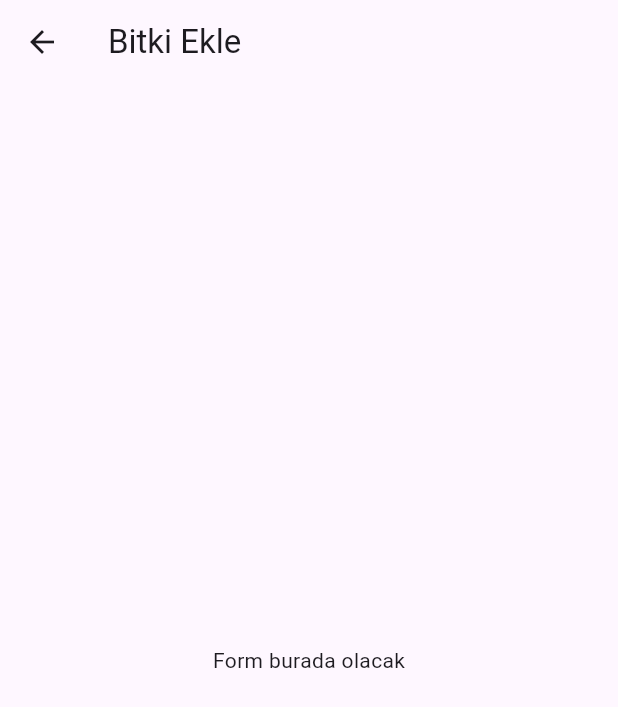
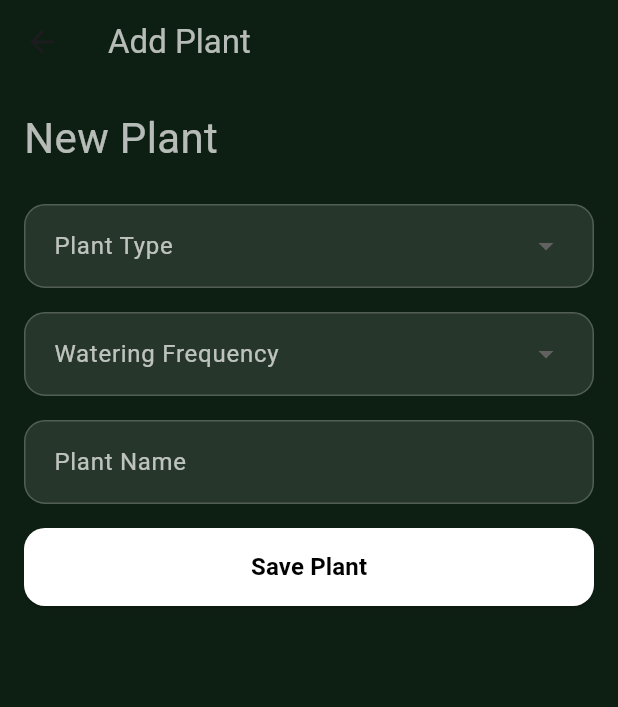
Before and after one commit to bsaltalii/plant_disease_detector_app, a Flutter app: the AddPlantPage screen opened directly, on a phone screen of 412 x 824 dp. Shown: the top 707 px of the screen. Run offline on Flutter 3.47's test engine with Material 3 defaults, Android fonts, the phone set to English and light mode, and no system bars; our stand-ins replace dropdown_button2, lottie, supabase_flutter; accounts and stored records are empty; project files that could hold a hidden picture were left out.

Commit message:
Add plant creation form and input widgets
Introduced AddPlantPage with form fields for plant type, watering frequency, and name, including Supabase integration for saving plants. Added reusable CustomInput widget supporting dropdowns, replaced field.dart with login_register_input.dart, and updated references in auth screens. Updated dependencies to include dropdown_button2 and made minor UI adjustments.

```diff
--- a/lib/features/auth/login_screen.dart
+++ b/lib/features/auth/login_screen.dart
@@ -4,7 +4,7 @@ import 'package:plant_disease_detector_app/features/auth/register_screen.dart';
 import 'package:plant_disease_detector_app/widgets/custom_button.dart';
 import '../../data/auth_repository.dart';
 import '../home/home_screen.dart';
-import '../../widgets/field.dart';
+import '../../widgets/login_register_input.dart';
 import '../../widgets/social_button.dart';
 import '../../core/responsive.dart';
 
--- a/lib/features/auth/register_screen.dart
+++ b/lib/features/auth/register_screen.dart
@@ -3,7 +3,7 @@ import 'package:plant_disease_detector_app/widgets/custom_button.dart';
 import 'package:supabase_flutter/supabase_flutter.dart';
 import 'package:lottie/lottie.dart';
 import 'login_screen.dart';
-import '../../widgets/field.dart';
+import '../../widgets/login_register_input.dart';
 import '../../core/responsive.dart';
 
 class RegisterScreen extends StatefulWidget {
--- a/lib/features/home/home_screen.dart
+++ b/lib/features/home/home_screen.dart
@@ -1,4 +1,5 @@
 import 'package:flutter/material.dart';
+import 'package:plant_disease_detector_app/features/plants/add_plant_page.dart';
 import 'package:plant_disease_detector_app/widgets/plant_animation.dart';
 import 'package:supabase_flutter/supabase_flutter.dart';
 import '../auth/login_screen.dart';
@@ -167,7 +168,9 @@ class _HomeScreenState extends State<HomeScreen> {
                           ActionCard(
                             icon: Icons.add_circle,
                             title: "Add plant",
-                            onTap: () {},
+                            onTap: () {
+                              Navigator.push(context, MaterialPageRoute(builder: (_) => AddPlantPage()));
+                            },
                           ),
                           ActionCard(
                             icon: Icons.camera_alt,
--- a/lib/features/plants/add_plant_page.dart
+++ b/lib/features/plants/add_plant_page.dart
@@ -1,10 +1,129 @@
 import 'package:flutter/material.dart';
+import 'package:supabase_flutter/supabase_flutter.dart';
+import '../../widgets/custom_button.dart';
+import '../../widgets/custom_input.dart';
 
-class AddPlantPage extends StatelessWidget {
+class AddPlantPage extends StatefulWidget {
   const AddPlantPage({super.key});
+
   @override
-  Widget build(BuildContext context) => Scaffold(
-    appBar: AppBar(title: Text('Bitki Ekle')),
-    body: Center(child: Text('Form burada olacak')),
-  );
+  State<AddPlantPage> createState() => _AddPlantPageState();
 }
+
+class _AddPlantPageState extends State<AddPlantPage> {
+  final _nameController = TextEditingController();
+  String? _selectedType;
+  int? _wateringFrequency;
+  bool _loading = false;
+
+  Future<void> _savePlant() async {
+    if (_nameController.text.isEmpty ||
+        _selectedType == null ||
+        _wateringFrequency == null) {
+      ScaffoldMessenger.of(context).showSnackBar(
+        const SnackBar(content: Text("Please fill all fields")),
+      );
+      return;
+    }
+
+    setState(() => _loading = true);
+
+    try {
+      final supabase = Supabase.instance.client;
+      final userId = supabase.auth.currentUser!.id;
+
+      await supabase.from('plants').insert({
+        'user_id': userId,
+        'name': _nameController.text,
+        'type': _selectedType,
+        'watering_frequency': _wateringFrequency,
+        'created_at': DateTime.now().toIso8601String(),
+      });
+
+      if (mounted) {
+        ScaffoldMessenger.of(context).showSnackBar(
+          const SnackBar(content: Text("Plant added successfully!")),
+        );
+        Navigator.pop(context);
+      }
+    } catch (e) {
+      debugPrint("Error inserting plant: $e");
+      ScaffoldMessenger.of(context).showSnackBar(
+        const SnackBar(content: Text("Failed to add plant")),
+      );
+    } finally {
+      setState(() => _loading = false);
+    }
+  }
+
+  @override
+  Widget build(BuildContext context) {
+    return Scaffold(
+      backgroundColor: const Color(0xFF0D1F12),
+      appBar: AppBar(
+        backgroundColor: const Color(0xFF0D1F12),
+        elevation: 0,
+        title: const Text("Add Plant", style: TextStyle(color: Colors.white70)),
+      ),
+      body: Padding(
+        padding: const EdgeInsets.all(16),
+        child: Column(
+          crossAxisAlignment: CrossAxisAlignment.start,
+          children: [
+            const Text("New Plant",
+                style: TextStyle(color: Colors.white70, fontSize: 28)),
+            const SizedBox(height: 24),
+
+            CustomInput<String>(
+              label: "Plant Type",
+              isDropdown: true,
+              value: _selectedType,
+              items: const [
+                DropdownMenuItem(value: "Flower", child: Text("Flower")),
+                DropdownMenuItem(value: "Tree", child: Text("Tree")),
+                DropdownMenuItem(value: "Herb", child: Text("Herb")),
+              ],
+              onChanged: (val) => setState(() => _selectedType = val),
+            ),
+
+            const SizedBox(height: 16),
+
+            CustomInput<int>(
+              label: "Watering Frequency",
+              isDropdown: true,
+              value: _wateringFrequency,
+              items: const [
+                DropdownMenuItem(value: 1, child: Text("Every day")),
+                DropdownMenuItem(value: 3, child: Text("Every 3 days")),
+                DropdownMenuItem(value: 7, child: Text("Every week")),
+              ],
+              onChanged: (val) => setState(() => _wateringFrequency = val),
+            ),
+
+            const SizedBox(height: 16),
+
+            CustomInput(
+              label: "Plant Name",
+              controller: _nameController,
+            ),
+
+            const SizedBox(height: 16),
+
+            SizedBox(
+              width: double.infinity,
+              child: _loading
+                  ? const Center(
+                child: CircularProgressIndicator(color: Colors.white70),
+              )
+                  : CustomButton(
+                label: "Save Plant",
+                onPressed: _loading ? null : _savePlant,
+              ),
+            )
+
+          ],
+        ),
+      ),
+    );
+  }
+}
--- a/lib/widgets/action_card.dart
+++ b/lib/widgets/action_card.dart
@@ -20,13 +20,6 @@ class ActionCard extends StatelessWidget {
         decoration: BoxDecoration(
           color: Colors.grey[900],
           borderRadius: BorderRadius.circular(16),
-          boxShadow: [
-            BoxShadow(
-              color: Colors.black.withOpacity(0.3),
-              blurRadius: 6,
-              offset: const Offset(0, 3),
-            ),
-          ],
         ),
         child: Column(
           mainAxisAlignment: MainAxisAlignment.center,
--- /dev/null
+++ b/lib/widgets/custom_input.dart
@@ -0,0 +1,88 @@
+import 'package:flutter/material.dart';
+import 'package:dropdown_button2/dropdown_button2.dart';
+
+class CustomInput<T> extends StatelessWidget {
+  final String label;
+  final TextEditingController? controller;
+  final List<DropdownMenuItem<T>>? items;
+  final T? value;
+  final void Function(T?)? onChanged;
+  final bool isDropdown;
+
+  const CustomInput({
+    super.key,
+    required this.label,
+    this.controller,
+    this.items,
+    this.value,
+    this.onChanged,
+    this.isDropdown = false,
+  });
+
+  @override
+  Widget build(BuildContext context) {
+    return isDropdown
+        ? DropdownButtonFormField2<T>(
+      isExpanded: true,
+      value: value,
+      style: const TextStyle(
+        color: Colors.black,
+        fontSize: 16,
+        fontWeight: FontWeight.w400,
+      ),
+      decoration: _decoration(),
+      dropdownStyleData: DropdownStyleData(
+        decoration: BoxDecoration(
+          color: Colors.white,
+          borderRadius: BorderRadius.circular(8),
+        ),
+      ),
+      items: items,
+      onChanged: onChanged,
+      selectedItemBuilder: (context) {
+        return items!
+            .map((e) => Text(
+          e.value.toString(),
+          style: const TextStyle(
+            color: Colors.white,
+            fontSize: 16,
+            fontWeight: FontWeight.w400,
+          ),
+        ))
+            .toList();
+      },
+    )
+        : TextField(
+      controller: controller,
+      style: const TextStyle(
+        color: Colors.white,
+        fontSize: 16,
+        fontWeight: FontWeight.w400,
+      ),
+      decoration: _decoration(),
+    );
+  }
+
+  InputDecoration _decoration() {
+    return InputDecoration(
+      labelText: label,
+      labelStyle: const TextStyle(color: Colors.white70),
+      filled: true,
+      fillColor: Colors.white.withOpacity(0.10),
+      contentPadding:
+      const EdgeInsets.symmetric(horizontal: 16, vertical: 16),
+      border: OutlineInputBorder(
+        borderRadius: BorderRadius.circular(14),
+        borderSide: BorderSide(color: Colors.white.withOpacity(0.25)),
+      ),
+      enabledBorder: OutlineInputBorder(
+        borderRadius: BorderRadius.circular(14),
+        borderSide: BorderSide(color: Colors.white.withOpacity(0.20)),
+      ),
+      focusedBorder: OutlineInputBorder(
+        borderRadius: BorderRadius.circular(14),
+        borderSide: const BorderSide(color: Colors.greenAccent, width: 1.2),
+      ),
+    );
+  }
+}
--- a/lib/widgets/field.dart
+++ b/lib/widgets/login_register_input.dart
@@ -32,7 +32,7 @@ class Field extends StatelessWidget {
         fillColor: Colors.white.withOpacity(0.10),
         prefixIcon: prefix,
         suffixIcon: suffix,
-        contentPadding: const EdgeInsets.symmetric(horizontal: 16, vertical: 16),
+        contentPadding: const EdgeInsets.symmetric(horizontal:16, vertical: 16),
         border: OutlineInputBorder(
           borderRadius: BorderRadius.circular(14),
           borderSide: BorderSide(color: Colors.white.withOpacity(0.25)),
--- a/pubspec.yaml
+++ b/pubspec.yaml
@@ -37,6 +37,7 @@ dependencies:
   cupertino_icons: ^1.0.8
   supabase_flutter: ^2.9.1
   lottie: ^3.3.1
+  dropdown_button2: ^2.3.9
 
 dev_dependencies:
   flutter_test:
```
Also changed, not shown: lib/widgets/custom_textfield.dart (deleted), lib/widgets/stats_card.dart (line endings or trailing spaces), 1 other file.
